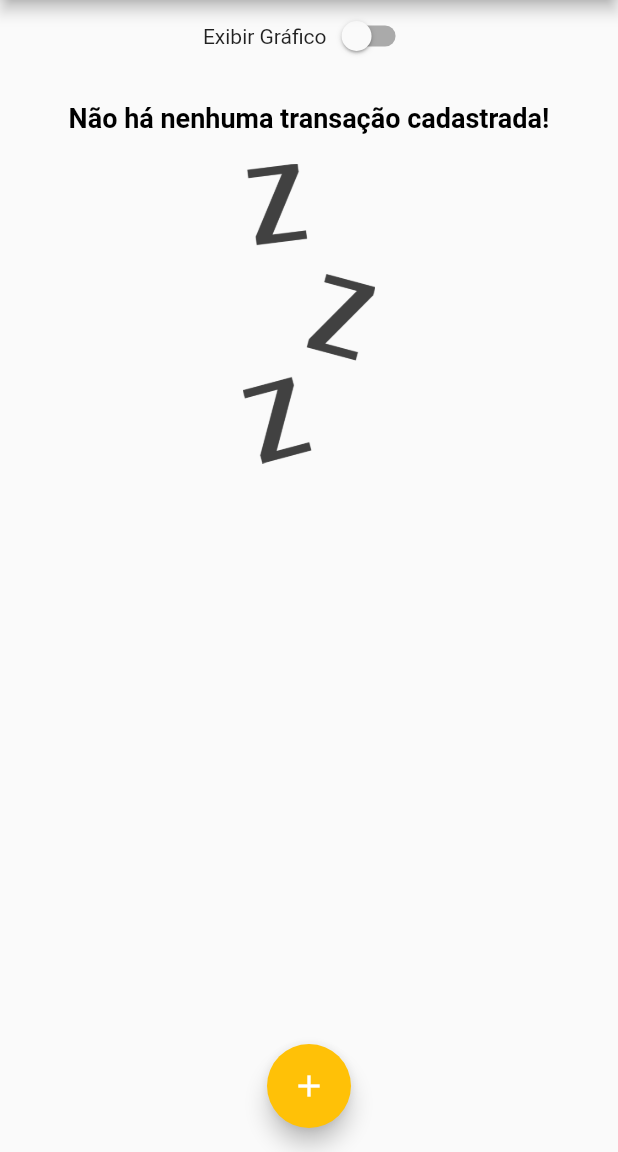
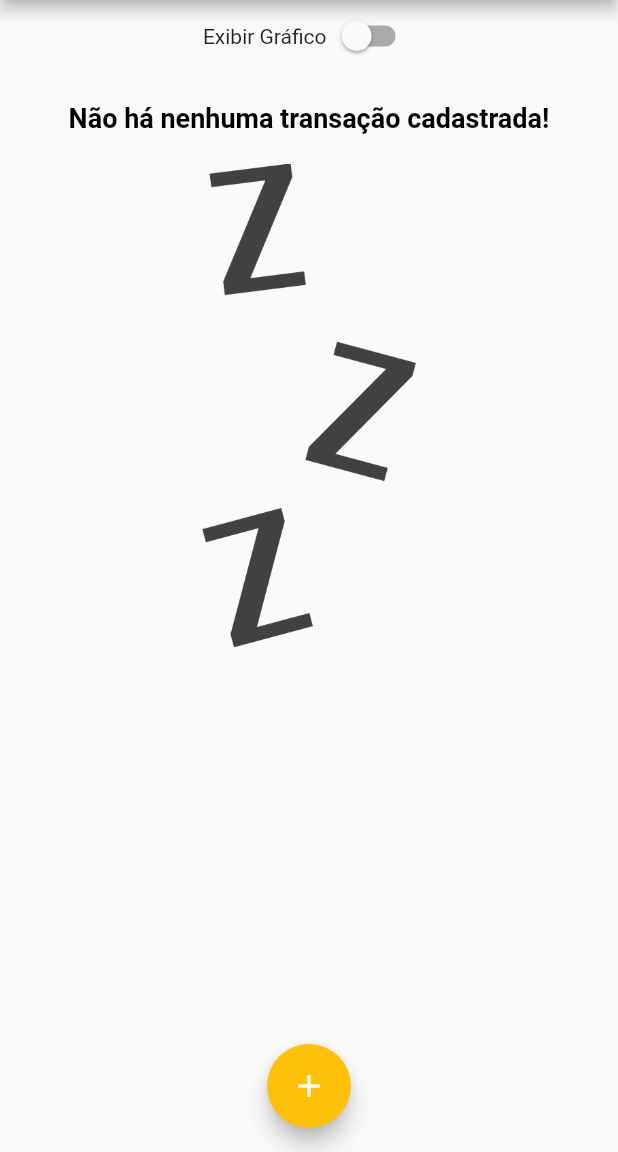
Before and after one commit to gbarros1994/expenses, a Flutter app: the screen it shows after launch, on a phone screen of 412 x 824 dp, the part 84-1236 px from its top. Run offline on Flutter 3.47's test engine with Material 2 defaults, Android fonts, the light colour scheme and no system bars.

Commit message:
constraint

```diff
--- a/lib/components/transaction_list.dart
+++ b/lib/components/transaction_list.dart
@@ -13,7 +13,10 @@ class TransactionList extends StatelessWidget {
 
   @override
   Widget build(BuildContext context) {
-    return transactions.isEmpty ? Column(
+    return transactions.isEmpty
+      ? LayoutBuilder(
+        builder: ((context, constraints) {
+            return Column(
               children: [
                 SizedBox(height: 20),
                 Text(
@@ -22,14 +25,18 @@ class TransactionList extends StatelessWidget {
                 ),
                 SizedBox(height: 20),
                 Container(
-          height: 200,
+                  height: constraints.maxHeight * 0.60,
                   child: Image.asset(
                     'assets/images/waiting.png',
                     fit: BoxFit.cover
                   ),
                 )
               ],
-    ) : ListView.builder(
+            );
+          }
+        )
+      )
+      : ListView.builder(
       itemCount: transactions.length,
       itemBuilder: (ctx, index) {
         final tr = transactions[index];
```
Lines whose indentation alone changed are shown as unchanged.
